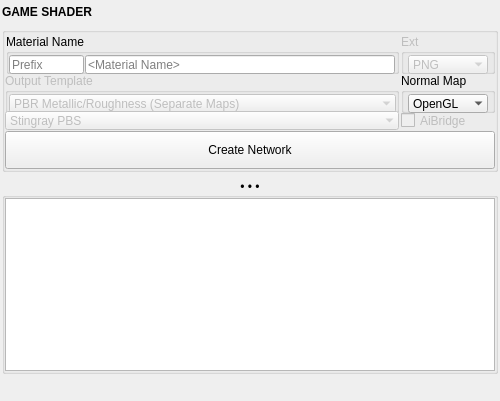
Qt form blendertk/mat_utils/game_shader.ui (m3trik/blendertk) before a commit.
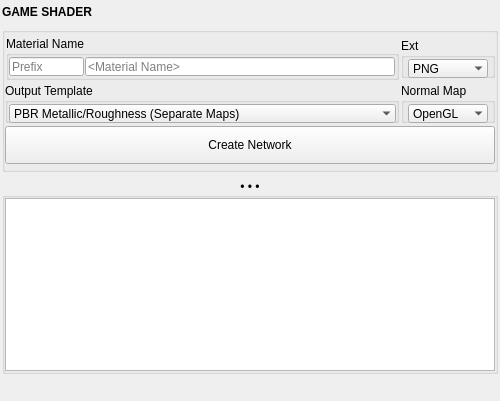
The same form after that commit. Custom widgets are drawn as their Qt base class.

What changed in the file:
```diff
--- a/blendertk/mat_utils/game_shader.ui
+++ b/blendertk/mat_utils/game_shader.ui
@@ -116,9 +116,6 @@
          </property>
          <item row="0" column="3">
           <widget class="QGroupBox" name="extension_grp">
-           <property name="enabled">
-            <bool>false</bool>
-           </property>
            <property name="minimumSize">
             <size>
              <width>0</width>
@@ -223,31 +220,6 @@
            </layout>
           </widget>
          </item>
-         <item row="2" column="3">
-          <widget class="QCheckBox" name="chk000">
-           <property name="enabled">
-            <bool>false</bool>
-           </property>
-           <property name="minimumSize">
-            <size>
-             <width>80</width>
-             <height>19</height>
-            </size>
-           </property>
-           <property name="maximumSize">
-            <size>
-             <width>80</width>
-             <height>19</height>
-            </size>
-           </property>
-           <property name="toolTip">
-            <string>Not applicable in Blender — Arnold/StingrayPBS render-bridge setup is Maya-only; Blender materials render natively in Cycles/EEVEE.</string>
-           </property>
-           <property name="text">
-            <string>AiBridge</string>
-           </property>
-          </widget>
-         </item>
          <item row="1" column="3">
           <widget class="QGroupBox" name="normal_output_grp">
            <property name="minimumSize">
@@ -419,9 +391,6 @@
          </item>
          <item row="1" column="0" colspan="2">
           <widget class="QGroupBox" name="output_template_grp">
-           <property name="enabled">
-            <bool>false</bool>
-           </property>
            <property name="minimumSize">
             <size>
              <width>0</width>
@@ -559,65 +528,6 @@
            </property>
           </widget>
          </item>
-         <item row="2" column="0" colspan="2">
-          <layout class="QHBoxLayout" name="graph_options">
-           <item>
-            <widget class="ComboBox" name="cmb004">
-             <property name="enabled">
-              <bool>false</bool>
-             </property>
-             <property name="minimumSize">
-              <size>
-               <width>0</width>
-               <height>19</height>
-              </size>
-             </property>
-             <property name="maximumSize">
-              <size>
-               <width>16777215</width>
-               <height>19</height>
-              </size>
-             </property>
-             <property name="toolTip">
-              <string>Not applicable in Blender — there is a single Principled BSDF shader (no Stingray/Standard Surface/OpenPBR node-type choice).</string>
-             </property>
-             <property name="editable">
-              <bool>false</bool>
-             </property>
-             <property name="maxVisibleItems">
-              <number>30</number>
-             </property>
-             <property name="maxCount">
-              <number>20</number>
-             </property>
-             <property name="insertPolicy">
-              <enum>QComboBox::InsertAtTop</enum>
-             </property>
-             <property name="sizeAdjustPolicy">
-              <enum>QComboBox::AdjustToContents</enum>
-             </property>
-             <property name="frame">
-              <bool>false</bool>
-             </property>
-             <item>
-              <property name="text">
-               <string>Stingray PBS</string>
-              </property>
-             </item>
-             <item>
-              <property name="text">
-               <string>Standard Surface</string>
-              </property>
-             </item>
-             <item>
-              <property name="text">
-               <string>Open PBR</string>
-              </property>
-             </item>
-            </widget>
-           </item>
-          </layout>
-         </item>
         </layout>
        </widget>
       </item>
```
Left out of the diff: 4 changed lines with no effect on the pictures.
